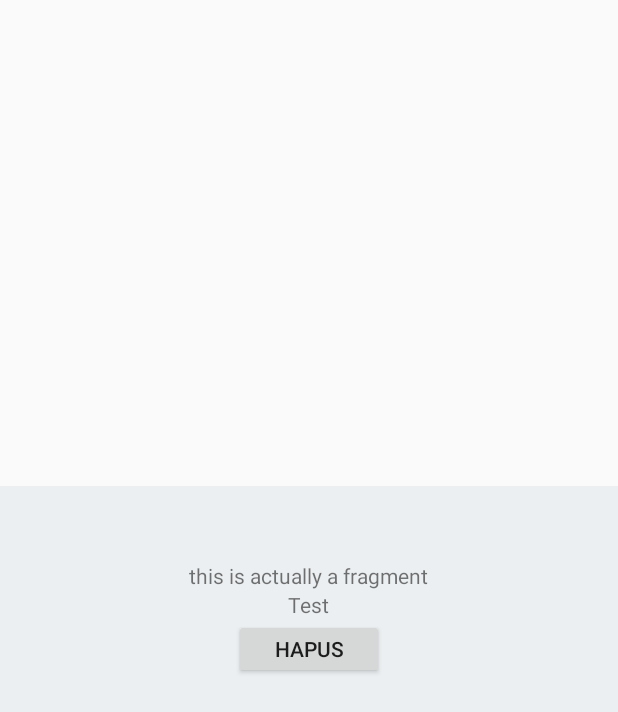
After one commit to AtikahBZqAulia/Vviped, an Android app: the layout bottomsheet_profile_post_fragment.xml on its own in the app's theme, with its tools: preview values and no code run, on a phone screen of 412 x 824 dp. The commit adds this screen. Shown: the top 712 px of the screen. Run offline under Robolectric (Android 15) with nearby library versions, the phone set to English and light mode, and no system bars.

Commit message:
add menu button for sellingpostprofile

```diff
--- /dev/null
+++ b/app/src/main/res/layout/bottomsheet_profile_post_fragment.xml
@@ -0,0 +1,32 @@
+<?xml version="1.0" encoding="utf-8"?>
+<LinearLayout
+    xmlns:android="http://schemas.android.com/apk/res/android"
+    android:layout_width="match_parent"
+    android:layout_height="500dp"
+    android:layout_gravity="bottom"
+    android:background="@color/ColorLightGrey"
+    android:orientation="vertical">
+
+    <TextView
+        android:id="@+id/textView5"
+        android:layout_width="wrap_content"
+        android:layout_height="wrap_content"
+        android:layout_gravity="center"
+        android:layout_marginTop="50dp"
+        android:text="this is actually a fragment" />
+
+    <TextView
+        android:id="@+id/textView6"
+        android:layout_width="wrap_content"
+        android:layout_height="wrap_content"
+        android:layout_gravity="center"
+
+        android:text="Test" />
+
+    <Button
+        android:id="@+id/button_delete_post"
+        android:layout_width="100dp"
+        android:layout_height="40dp"
+        android:layout_gravity="center"
+        android:text="hapus" />
+</LinearLayout>
```
Also changed, not shown: app/src/main/java/com/ilkom/vviped/BottomSheetProfilePost.kt (added, +30 -0 lines), app/src/main/java/com/ilkom/vviped/model/SellingPostProfileAdapter.kt (+21 -2 lines), app/src/main/java/com/ilkom/vviped/model/SellingPostsAdapter.kt (+26 -12 lines), app/src/main/res/drawable/ic_menu_dots.xml (added, +10 -0 lines), app/src/main/res/layout/sellingpostprofile_layout.xml (+14 -2 lines).
